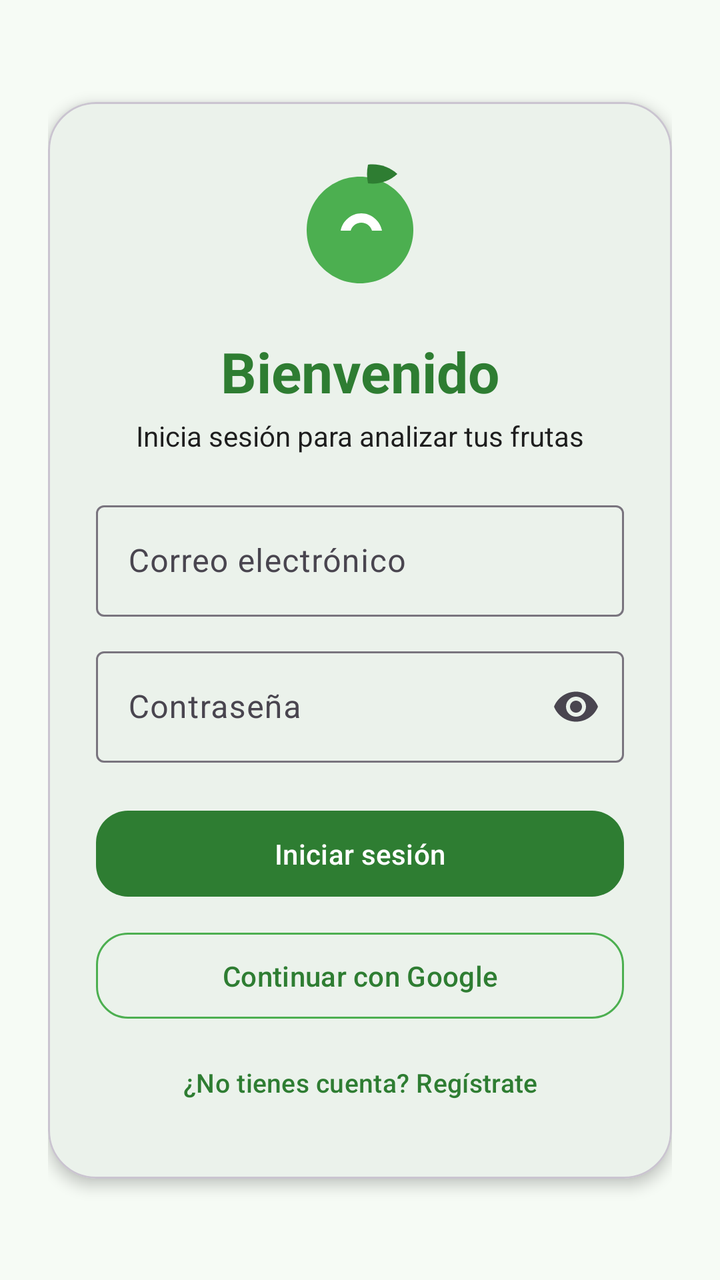
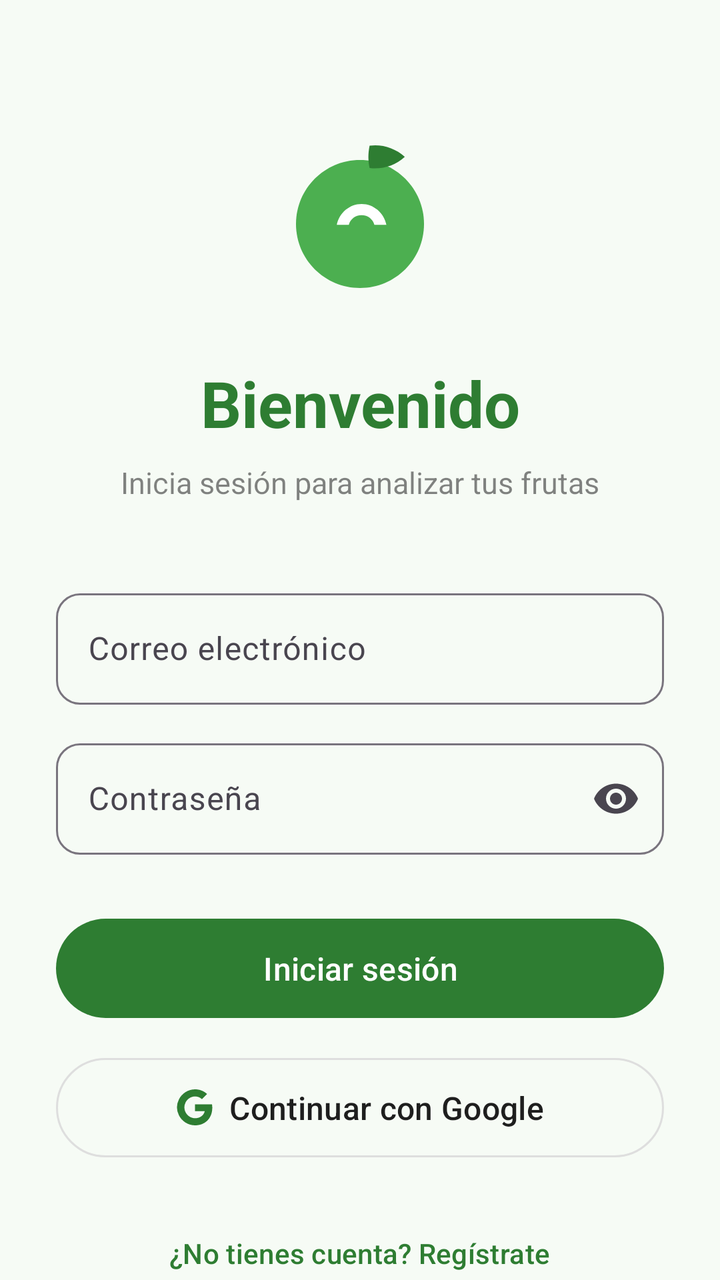

Screens rendered from an Android XML layout before and after an edit, with the pre-edit source and the edit as a unified diff.
<!-- AndroidManifest.xml: application theme Theme.AppFruta -->
<!-- res/layout/activity_login.xml -->
<?xml version="1.0" encoding="utf-8"?>
<androidx.constraintlayout.widget.ConstraintLayout xmlns:android="http://schemas.android.com/apk/res/android"
    xmlns:app="http://schemas.android.com/apk/res-auto"
    android:layout_width="match_parent"
    android:layout_height="match_parent"
    android:background="@color/fruit_background"
    android:padding="24dp">

    <com.google.android.material.card.MaterialCardView
        android:id="@+id/cardContainer"
        android:layout_width="0dp"
        android:layout_height="wrap_content"
        app:cardBackgroundColor="@color/fruit_surface"
        app:cardCornerRadius="24dp"
        app:cardElevation="4dp"
        app:layout_constraintBottom_toBottomOf="parent"
        app:layout_constraintEnd_toEndOf="parent"
        app:layout_constraintStart_toStartOf="parent"
        app:layout_constraintTop_toTopOf="parent">

        <androidx.constraintlayout.widget.ConstraintLayout
            android:layout_width="match_parent"
            android:layout_height="wrap_content"
            android:padding="24dp">

            <ImageView
                android:id="@+id/logoImageView"
                android:layout_width="80dp"
                android:layout_height="80dp"
                android:contentDescription="@string/logo_description"
                android:src="@drawable/ic_fruit_logo"
                app:layout_constraintEnd_toEndOf="parent"
                app:layout_constraintStart_toStartOf="parent"
                app:layout_constraintTop_toTopOf="parent" />

            <TextView
                android:id="@+id/titleTextView"
                android:layout_width="wrap_content"
                android:layout_height="wrap_content"
                android:layout_marginTop="12dp"
                android:text="@string/login_title"
                android:textColor="@color/fruit_primary"
                android:textSize="28sp"
                android:textStyle="bold"
                app:layout_constraintEnd_toEndOf="parent"
                app:layout_constraintStart_toStartOf="parent"
                app:layout_constraintTop_toBottomOf="@id/logoImageView" />

            <TextView
                android:id="@+id/subtitleTextView"
                android:layout_width="0dp"
                android:layout_height="wrap_content"
                android:layout_marginTop="4dp"
                android:gravity="center"
                android:text="@string/login_subtitle"
                android:textColor="@color/fruit_on_surface"
                android:textSize="14sp"
                app:layout_constraintEnd_toEndOf="parent"
                app:layout_constraintStart_toStartOf="parent"
                app:layout_constraintTop_toBottomOf="@id/titleTextView" />

            <com.google.android.material.textfield.TextInputLayout
                android:id="@+id/tilEmail"
                style="@style/Widget.Material3.TextInputLayout.OutlinedBox"
                android:layout_width="0dp"
                android:layout_height="wrap_content"
                android:layout_marginTop="20dp"
                android:hint="@string/hint_email"
                app:layout_constraintEnd_toEndOf="parent"
                app:layout_constraintStart_toStartOf="parent"
                app:layout_constraintTop_toBottomOf="@id/subtitleTextView">

                <com.google.android.material.textfield.TextInputEditText
                    android:id="@+id/etEmail"
                    android:layout_width="match_parent"
                    android:layout_height="wrap_content"
                    android:inputType="textEmailAddress"
                    android:maxLines="1" />
            </com.google.android.material.textfield.TextInputLayout>

            <com.google.android.material.textfield.TextInputLayout
                android:id="@+id/tilPassword"
                style="@style/Widget.Material3.TextInputLayout.OutlinedBox"
                android:layout_width="0dp"
                android:layout_height="wrap_content"
                android:layout_marginTop="12dp"
                android:hint="@string/hint_password"
                app:endIconMode="password_toggle"
                app:layout_constraintEnd_toEndOf="parent"
                app:layout_constraintStart_toStartOf="parent"
                app:layout_constraintTop_toBottomOf="@id/tilEmail">

                <com.google.android.material.textfield.TextInputEditText
                    android:id="@+id/etPassword"
                    android:layout_width="match_parent"
                    android:layout_height="wrap_content"
                    android:inputType="textPassword"
                    android:maxLines="1" />
            </com.google.android.material.textfield.TextInputLayout>

            <com.google.android.material.button.MaterialButton
                android:id="@+id/btnLogin"
                android:layout_width="0dp"
                android:layout_height="wrap_content"
                android:layout_marginTop="20dp"
                android:paddingVertical="12dp"
                android:text="@string/btn_login"
                android:textAllCaps="false"
                app:backgroundTint="@color/fruit_primary"
                app:cornerRadius="16dp"
                app:layout_constraintEnd_toEndOf="parent"
                app:layout_constraintStart_toStartOf="parent"
                app:layout_constraintTop_toBottomOf="@id/tilPassword" />

            <com.google.android.material.button.MaterialButton
                android:id="@+id/btnGoogle"
                style="@style/Widget.Material3.Button.OutlinedButton"
                android:layout_width="0dp"
                android:layout_height="wrap_content"
                android:layout_marginTop="10dp"
                android:paddingVertical="12dp"
                android:text="@string/btn_google"
                android:textAllCaps="false"
                app:cornerRadius="16dp"
                app:strokeColor="@color/fruit_secondary"
                app:layout_constraintEnd_toEndOf="parent"
                app:layout_constraintStart_toStartOf="parent"
                app:layout_constraintTop_toBottomOf="@id/btnLogin" />

            <com.google.android.material.button.MaterialButton
                android:id="@+id/btnGoRegister"
                style="@style/Widget.Material3.Button.TextButton"
                android:layout_width="wrap_content"
                android:layout_height="wrap_content"
                android:layout_marginTop="4dp"
                android:text="@string/btn_go_register"
                android:textAllCaps="false"
                android:textSize="13sp"
                app:layout_constraintBottom_toBottomOf="parent"
                app:layout_constraintEnd_toEndOf="parent"
                app:layout_constraintStart_toStartOf="parent"
                app:layout_constraintTop_toBottomOf="@id/btnGoogle" />

        </androidx.constraintlayout.widget.ConstraintLayout>
    </com.google.android.material.card.MaterialCardView>

    <com.google.android.material.progressindicator.CircularProgressIndicator
        android:id="@+id/progressIndicator"
        android:layout_width="wrap_content"
        android:layout_height="wrap_content"
        android:indeterminate="true"
        android:visibility="gone"
        app:layout_constraintBottom_toBottomOf="parent"
        app:layout_constraintEnd_toEndOf="parent"
        app:layout_constraintStart_toStartOf="parent"
        app:layout_constraintTop_toTopOf="parent" />

</androidx.constraintlayout.widget.ConstraintLayout>
<!-- resources referenced by this layout -->
<resources>
  <color name="fruit_background">#F6FBF5</color>
  <color name="fruit_on_surface">#1E1E1E</color>
  <color name="fruit_primary">#2E7D32</color>
  <color name="fruit_secondary">#4CAF50</color>
  <color name="fruit_surface">#FFFFFFFF</color>
  <!-- drawable ic_fruit_logo (drawable) -->
  <?xml version="1.0" encoding="utf-8"?>
  <vector xmlns:android="http://schemas.android.com/apk/res/android"
      android:width="120dp"
      android:height="120dp"
      android:viewportWidth="24"
      android:viewportHeight="24">
      <path
          android:fillColor="#4CAF50"
          android:pathData="M12,4c4.42,0 8,3.58 8,8s-3.58,8 -8,8 -8,-3.58 -8,-8 3.58,-8 8,-8z" />
      <path
          android:fillColor="#2E7D32"
          android:pathData="M13.2,2.2c1.6,-0.2 3.2,0.3 4.4,1.4 -1.2,1.1 -2.8,1.6 -4.4,1.4 -0.2,-1 -0.2,-1.8 0,-2.8z" />
      <path
          android:fillColor="#FFFFFF"
          android:pathData="M9.1,12.1c0.3,-1.5 1.6,-2.6 3.1,-2.6s2.8,1.1 3.1,2.6h-1.5c-0.2,-0.7 -0.8,-1.2 -1.6,-1.2s-1.4,0.5 -1.6,1.2h-1.5z" />
  </vector>
  <string name="btn_go_register">¿No tienes cuenta? Regístrate</string>
  <string name="btn_google">Continuar con Google</string>
  <string name="btn_login">Iniciar sesión</string>
  <string name="hint_email">Correo electrónico</string>
  <string name="hint_password">Contraseña</string>
  <string name="login_subtitle">Inicia sesión para analizar tus frutas</string>
  <string name="login_title">Bienvenido</string>
  <string name="logo_description">Icono FrutaIA</string>
  <style name="Theme.AppFruta" parent="Base.Theme.AppFruta" />
  <style name="Base.Theme.AppFruta" parent="Theme.Material3.DayNight.NoActionBar">
          <item name="colorPrimary">@color/fruit_primary</item>
          <item name="colorOnPrimary">@color/fruit_on_primary</item>
          <item name="colorSecondary">@color/fruit_secondary</item>
          <item name="colorSurface">@color/fruit_surface</item>
          <item name="colorOnSurface">@color/fruit_on_surface</item>
          <item name="android:statusBarColor">@color/fruit_background</item>
          <item name="android:navigationBarColor">@color/fruit_background</item>
      </style>
  <color name="fruit_on_primary">#FFFFFFFF</color>
</resources>

<!-- the commit's change to res/layout/activity_login.xml (unified diff, before → after) -->
@@ -1,74 +1,72 @@
 <?xml version="1.0" encoding="utf-8"?>
-<androidx.constraintlayout.widget.ConstraintLayout xmlns:android="http://schemas.android.com/apk/res/android"
+<FrameLayout xmlns:android="http://schemas.android.com/apk/res/android"
     xmlns:app="http://schemas.android.com/apk/res-auto"
     android:layout_width="match_parent"
     android:layout_height="match_parent"
-    android:background="@color/fruit_background"
-    android:padding="24dp">
+    android:background="@color/fruit_background">
 
-    <com.google.android.material.card.MaterialCardView
-        android:id="@+id/cardContainer"
-        android:layout_width="0dp"
-        android:layout_height="wrap_content"
-        app:cardBackgroundColor="@color/fruit_surface"
-        app:cardCornerRadius="24dp"
-        app:cardElevation="4dp"
-        app:layout_constraintBottom_toBottomOf="parent"
-        app:layout_constraintEnd_toEndOf="parent"
-        app:layout_constraintStart_toStartOf="parent"
-        app:layout_constraintTop_toTopOf="parent">
+    <ScrollView
+        android:layout_width="match_parent"
+        android:layout_height="match_parent"
+        android:fillViewport="true"
+        android:scrollbars="none">
 
-        <androidx.constraintlayout.widget.ConstraintLayout
+        <LinearLayout
             android:layout_width="match_parent"
             android:layout_height="wrap_content"
-            android:padding="24dp">
+            android:orientation="vertical"
+            android:paddingBottom="40dp"
+            android:paddingHorizontal="28dp"
+            android:paddingTop="64dp">
 
+            
             <ImageView
                 android:id="@+id/logoImageView"
-                android:layout_width="80dp"
-                android:layout_height="80dp"
+                android:layout_width="96dp"
+                android:layout_height="96dp"
+                android:layout_gravity="center_horizontal"
                 android:contentDescription="@string/logo_description"
-                android:src="@drawable/ic_fruit_logo"
-                app:layout_constraintEnd_toEndOf="parent"
-                app:layout_constraintStart_toStartOf="parent"
-                app:layout_constraintTop_toTopOf="parent" />
+                android:src="@drawable/ic_fruit_logo" />
 
+            
             <TextView
                 android:id="@+id/titleTextView"
-                android:layout_width="wrap_content"
+                android:layout_width="match_parent"
                 android:layout_height="wrap_content"
-                android:layout_marginTop="12dp"
+                android:layout_marginTop="20dp"
+                android:gravity="center"
                 android:text="@string/login_title"
                 android:textColor="@color/fruit_primary"
-                android:textSize="28sp"
-                android:textStyle="bold"
-                app:layout_constraintEnd_toEndOf="parent"
-                app:layout_constraintStart_toStartOf="parent"
-                app:layout_constraintTop_toBottomOf="@id/logoImageView" />
+                android:textSize="32sp"
+                android:textStyle="bold" />
 
+            
             <TextView
                 android:id="@+id/subtitleTextView"
-                android:layout_width="0dp"
+                android:layout_width="match_parent"
                 android:layout_height="wrap_content"
-                android:layout_marginTop="4dp"
+                android:layout_marginTop="8dp"
+                android:alpha="0.55"
                 android:gravity="center"
                 android:text="@string/login_subtitle"
                 android:textColor="@color/fruit_on_surface"
-                android:textSize="14sp"
-                app:layout_constraintEnd_toEndOf="parent"
-                app:layout_constraintStart_toStartOf="parent"
-                app:layout_constraintTop_toBottomOf="@id/titleTextView" />
+                android:textSize="15sp" />
 
+            <Space
+                android:layout_width="match_parent"
+                android:layout_height="40dp" />
+
+            
             <com.google.android.material.textfield.TextInputLayout
                 android:id="@+id/tilEmail"
                 style="@style/Widget.Material3.TextInputLayout.OutlinedBox"
-                android:layout_width="0dp"
+                android:layout_width="match_parent"
                 android:layout_height="wrap_content"
-                android:layout_marginTop="20dp"
                 android:hint="@string/hint_email"
-                app:layout_constraintEnd_toEndOf="parent"
-                app:layout_constraintStart_toStartOf="parent"
-                app:layout_constraintTop_toBottomOf="@id/subtitleTextView">
+                app:boxCornerRadiusBottomEnd="12dp"
+                app:boxCornerRadiusBottomStart="12dp"
+                app:boxCornerRadiusTopEnd="12dp"
+                app:boxCornerRadiusTopStart="12dp">
 
                 <com.google.android.material.textfield.TextInputEditText
                     android:id="@+id/etEmail"
@@ -78,17 +76,19 @@
                     android:maxLines="1" />
             </com.google.android.material.textfield.TextInputLayout>
 
+            
             <com.google.android.material.textfield.TextInputLayout
                 android:id="@+id/tilPassword"
                 style="@style/Widget.Material3.TextInputLayout.OutlinedBox"
-                android:layout_width="0dp"
+                android:layout_width="match_parent"
                 android:layout_height="wrap_content"
-                android:layout_marginTop="12dp"
+                android:layout_marginTop="14dp"
                 android:hint="@string/hint_password"
-                app:endIconMode="password_toggle"
-                app:layout_constraintEnd_toEndOf="parent"
-                app:layout_constraintStart_toStartOf="parent"
-                app:layout_constraintTop_toBottomOf="@id/tilEmail">
+                app:boxCornerRadiusBottomEnd="12dp"
+                app:boxCornerRadiusBottomStart="12dp"
+                app:boxCornerRadiusTopEnd="12dp"
+                app:boxCornerRadiusTopStart="12dp"
+                app:endIconMode="password_toggle">
 
                 <com.google.android.material.textfield.TextInputEditText
                     android:id="@+id/etPassword"
@@ -98,61 +98,62 @@
                     android:maxLines="1" />
             </com.google.android.material.textfield.TextInputLayout>
 
+            
             <com.google.android.material.button.MaterialButton
                 android:id="@+id/btnLogin"
-                android:layout_width="0dp"
+                android:layout_width="match_parent"
                 android:layout_height="wrap_content"
-                android:layout_marginTop="20dp"
-                android:paddingVertical="12dp"
+                android:layout_marginTop="28dp"
+                android:paddingVertical="14dp"
                 android:text="@string/btn_login"
                 android:textAllCaps="false"
+                android:textSize="16sp"
                 app:backgroundTint="@color/fruit_primary"
-                app:cornerRadius="16dp"
-                app:layout_constraintEnd_toEndOf="parent"
-                app:layout_constraintStart_toStartOf="parent"
-                app:layout_constraintTop_toBottomOf="@id/tilPassword" />
+                app:cornerRadius="28dp" />
 
+            
             <com.google.android.material.button.MaterialButton
                 android:id="@+id/btnGoogle"
                 style="@style/Widget.Material3.Button.OutlinedButton"
-                android:layout_width="0dp"
+                android:layout_width="match_parent"
                 android:layout_height="wrap_content"
-                android:layout_marginTop="10dp"
-                android:paddingVertical="12dp"
+                android:layout_marginTop="12dp"
+                android:paddingVertical="14dp"
                 android:text="@string/btn_google"
                 android:textAllCaps="false"
-                app:cornerRadius="16dp"
-                app:strokeColor="@color/fruit_secondary"
-                app:layout_constraintEnd_toEndOf="parent"
-                app:layout_constraintStart_toStartOf="parent"
-                app:layout_constraintTop_toBottomOf="@id/btnLogin" />
+                android:textColor="@color/fruit_on_surface"
+                android:textSize="16sp"
+                app:cornerRadius="28dp"
+                app:icon="@drawable/ic_google"
+                app:iconGravity="textStart"
+                app:iconPadding="8dp"
+                app:strokeColor="#DEDEDE"
+                app:strokeWidth="1dp" />
 
+            
             <com.google.android.material.button.MaterialButton
                 android:id="@+id/btnGoRegister"
                 style="@style/Widget.Material3.Button.TextButton"
                 android:layout_width="wrap_content"
                 android:layout_height="wrap_content"
-                android:layout_marginTop="4dp"
+                android:layout_gravity="center_horizontal"
+                android:layout_marginTop="20dp"
                 android:text="@string/btn_go_register"
                 android:textAllCaps="false"
-                android:textSize="13sp"
-                app:layout_constraintBottom_toBottomOf="parent"
-                app:layout_constraintEnd_toEndOf="parent"
-                app:layout_constraintStart_toStartOf="parent"
-                app:layout_constraintTop_toBottomOf="@id/btnGoogle" />
+                android:textColor="@color/fruit_primary"
+                android:textSize="14sp" />
 
-        </androidx.constraintlayout.widget.ConstraintLayout>
-    </com.google.android.material.card.MaterialCardView>
+        </LinearLayout>
+    </ScrollView>
 
+    
     <com.google.android.material.progressindicator.CircularProgressIndicator
         android:id="@+id/progressIndicator"
         android:layout_width="wrap_content"
         android:layout_height="wrap_content"
+        android:layout_gravity="center"
         android:indeterminate="true"
         android:visibility="gone"
-        app:layout_constraintBottom_toBottomOf="parent"
-        app:layout_constraintEnd_toEndOf="parent"
-        app:layout_constraintStart_toStartOf="parent"
-        app:layout_constraintTop_toTopOf="parent" />
+        app:indicatorColor="@color/fruit_primary" />
 
-</androidx.constraintlayout.widget.ConstraintLayout>
+</FrameLayout>
<!-- resource entries referenced after the edit -->
@@ -22,6 +22,26 @@
           android:fillColor="#FFFFFF"
           android:pathData="M9.1,12.1c0.3,-1.5 1.6,-2.6 3.1,-2.6s2.8,1.1 3.1,2.6h-1.5c-0.2,-0.7 -0.8,-1.2 -1.6,-1.2s-1.4,0.5 -1.6,1.2h-1.5z" />
   </vector>
+  <!-- drawable ic_google (drawable) -->
+  <?xml version="1.0" encoding="utf-8"?>
+  <vector xmlns:android="http://schemas.android.com/apk/res/android"
+      android:width="20dp"
+      android:height="20dp"
+      android:viewportWidth="24"
+      android:viewportHeight="24">
+      <path
+          android:fillColor="#4285F4"
+          android:pathData="M23.745,12.27c0,-0.79 -0.07,-1.54 -0.19,-2.27h-11.3v4.51h6.47c-0.29,1.48 -1.14,2.73 -2.4,3.58v3h3.86c2.26,-2.09 3.56,-5.17 3.56,-8.82z" />
+      <path
+          android:fillColor="#34A853"
+          android:pathData="M12.255,24c3.24,0 5.95,-1.08 7.93,-2.91l-3.86,-3c-1.08,0.72 -2.45,1.16 -4.07,1.16c-3.13,0 -5.78,-2.11 -6.73,-4.96h-3.98v3.09C3.515,21.3 7.615,24 12.255,24z" />
+      <path
+          android:fillColor="#FBBC05"
+          android:pathData="M5.525,14.29c-0.25,-0.72 -0.38,-1.49 -0.38,-2.29s0.14,-1.57 0.38,-2.29V6.62h-3.98a11.86,11.86 0,0 0,0 10.76l3.98,-3.09z" />
+      <path
+          android:fillColor="#EA4335"
+          android:pathData="M12.255,4.75c1.77,0 3.35,0.61 4.6,1.8l3.42,-3.42C18.205,1.19 15.495,0 12.255,0c-4.64,0 -8.74,2.7 -10.71,6.62l3.98,3.09c0.95,-2.85 3.6,-4.96 6.73,-4.96z" />
+  </vector>
   <string name="btn_go_register">¿No tienes cuenta? Regístrate</string>
   <string name="btn_google">Continuar con Google</string>
   <string name="btn_login">Iniciar sesión</string>
